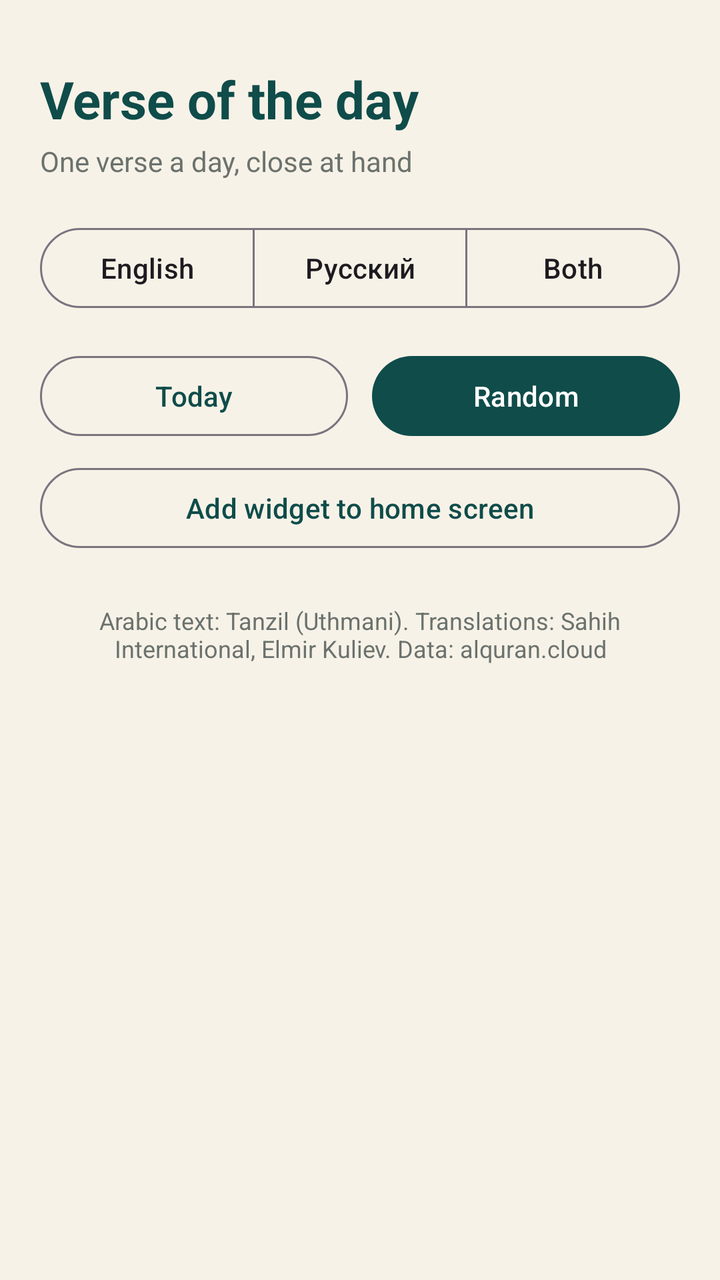
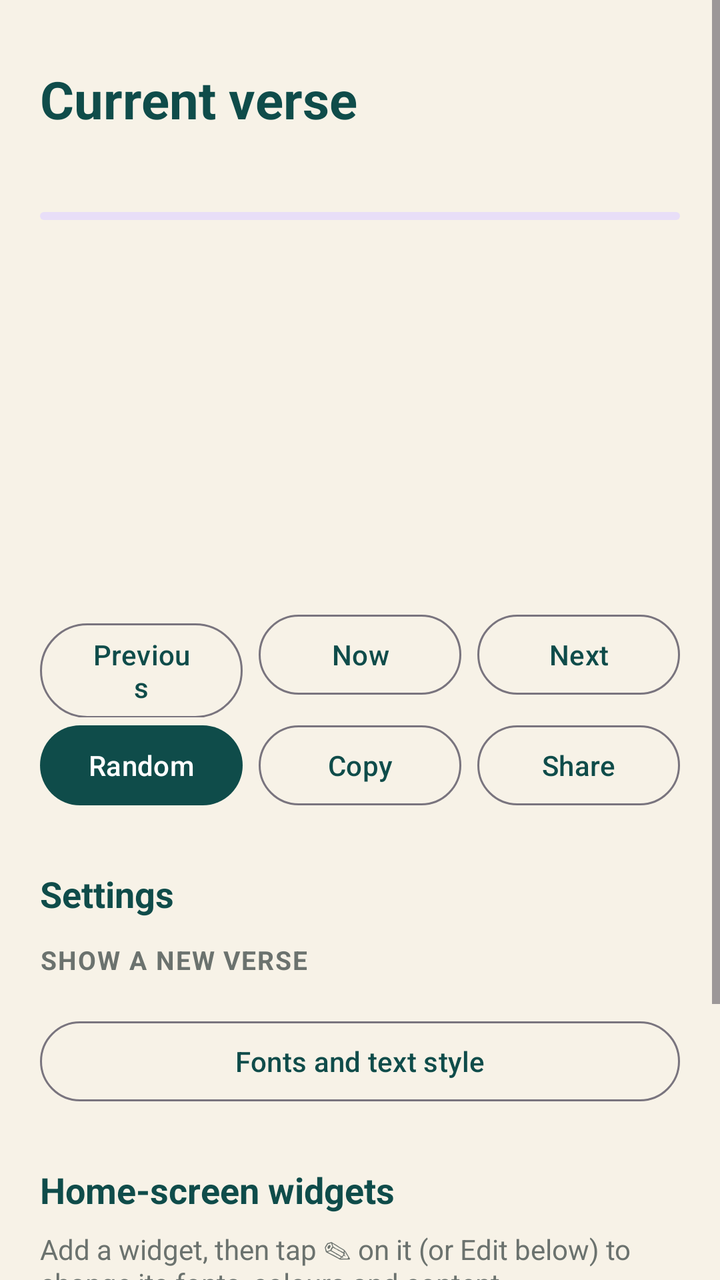

Compare the two renders of this Android layout. The source of the first and the diff that turns it into the second are given below.
<!-- AndroidManifest.xml: application theme Theme.DailyAyah -->
<!-- res/layout/activity_main.xml -->
<?xml version="1.0" encoding="utf-8"?>
<ScrollView xmlns:android="http://schemas.android.com/apk/res/android"
    xmlns:app="http://schemas.android.com/apk/res-auto"
    android:layout_width="match_parent"
    android:layout_height="match_parent"
    android:background="@color/bg"
    android:fillViewport="true">

    <LinearLayout
        android:layout_width="match_parent"
        android:layout_height="wrap_content"
        android:orientation="vertical"
        android:paddingHorizontal="20dp"
        android:paddingTop="32dp"
        android:paddingBottom="24dp">

        <TextView
            android:id="@+id/title"
            android:layout_width="wrap_content"
            android:layout_height="wrap_content"
            android:text="@string/verse_of_the_day"
            android:textColor="@color/primary"
            android:textSize="26sp"
            android:textStyle="bold" />

        <TextView
            android:layout_width="wrap_content"
            android:layout_height="wrap_content"
            android:layout_marginTop="4dp"
            android:text="@string/tagline"
            android:textColor="@color/text_muted"
            android:textSize="14sp" />

        <com.google.android.material.button.MaterialButtonToggleGroup
            android:id="@+id/modeGroup"
            android:layout_width="match_parent"
            android:layout_height="wrap_content"
            android:layout_marginTop="20dp"
            app:selectionRequired="true"
            app:singleSelection="true">

            <Button
                android:id="@+id/mode_en"
                style="?attr/materialButtonOutlinedStyle"
                android:layout_width="0dp"
                android:layout_height="wrap_content"
                android:layout_weight="1"
                android:text="@string/mode_english" />

            <Button
                android:id="@+id/mode_ru"
                style="?attr/materialButtonOutlinedStyle"
                android:layout_width="0dp"
                android:layout_height="wrap_content"
                android:layout_weight="1"
                android:text="@string/mode_russian" />

            <Button
                android:id="@+id/mode_both"
                style="?attr/materialButtonOutlinedStyle"
                android:layout_width="0dp"
                android:layout_height="wrap_content"
                android:layout_weight="1"
                android:text="@string/mode_both" />
        </com.google.android.material.button.MaterialButtonToggleGroup>

        <com.google.android.material.progressindicator.LinearProgressIndicator
            android:id="@+id/progress"
            android:layout_width="match_parent"
            android:layout_height="wrap_content"
            android:layout_marginTop="16dp"
            android:indeterminate="true"
            android:visibility="gone" />

        <LinearLayout
            android:id="@+id/errorBox"
            android:layout_width="match_parent"
            android:layout_height="wrap_content"
            android:layout_marginTop="16dp"
            android:gravity="center_horizontal"
            android:orientation="vertical"
            android:visibility="gone">

            <TextView
                android:layout_width="wrap_content"
                android:layout_height="wrap_content"
                android:gravity="center"
                android:text="@string/error_offline"
                android:textColor="@color/text" />

            <Button
                android:id="@+id/btnRetry"
                style="?attr/materialButtonOutlinedStyle"
                android:layout_width="wrap_content"
                android:layout_height="wrap_content"
                android:layout_marginTop="8dp"
                android:text="@string/retry" />
        </LinearLayout>

        <com.google.android.material.card.MaterialCardView
            android:id="@+id/card"
            android:layout_width="match_parent"
            android:layout_height="wrap_content"
            android:layout_marginTop="16dp"
            android:visibility="gone"
            app:cardBackgroundColor="@color/surface"
            app:cardCornerRadius="20dp"
            app:cardElevation="0dp"
            app:strokeColor="@color/accent"
            app:strokeWidth="1dp">

            <LinearLayout
                android:layout_width="match_parent"
                android:layout_height="wrap_content"
                android:orientation="vertical"
                android:padding="20dp">

                <TextView
                    android:id="@+id/surahArabic"
                    android:layout_width="match_parent"
                    android:layout_height="wrap_content"
                    android:gravity="center"
                    android:textColor="@color/accent"
                    android:textSize="18sp" />

                <TextView
                    android:id="@+id/arabic"
                    android:layout_width="match_parent"
                    android:layout_height="wrap_content"
                    android:layout_marginTop="16dp"
                    android:fontFamily="serif"
                    android:gravity="center"
                    android:lineSpacingMultiplier="1.5"
                    android:textColor="@color/text"
                    android:textDirection="rtl"
                    android:textIsSelectable="true"
                    android:textSize="26sp" />

                <View
                    android:layout_width="48dp"
                    android:layout_height="2dp"
                    android:layout_gravity="center_horizontal"
                    android:layout_marginVertical="16dp"
                    android:background="@color/accent" />

                <TextView
                    android:id="@+id/translation"
                    android:layout_width="match_parent"
                    android:layout_height="wrap_content"
                    android:lineSpacingMultiplier="1.3"
                    android:textColor="@color/text"
                    android:textIsSelectable="true"
                    android:textSize="17sp" />

                <TextView
                    android:id="@+id/reference"
                    android:layout_width="match_parent"
                    android:layout_height="wrap_content"
                    android:layout_marginTop="12dp"
                    android:gravity="end"
                    android:textColor="@color/text_muted"
                    android:textSize="14sp"
                    android:textStyle="italic" />

                <LinearLayout
                    android:layout_width="match_parent"
                    android:layout_height="wrap_content"
                    android:layout_marginTop="12dp"
                    android:gravity="end"
                    android:orientation="horizontal">

                    <Button
                        android:id="@+id/btnCopy"
                        style="?attr/borderlessButtonStyle"
                        android:layout_width="wrap_content"
                        android:layout_height="wrap_content"
                        android:text="@string/copy" />

                    <Button
                        android:id="@+id/btnShare"
                        style="?attr/borderlessButtonStyle"
                        android:layout_width="wrap_content"
                        android:layout_height="wrap_content"
                        android:text="@string/share" />
                </LinearLayout>
            </LinearLayout>
        </com.google.android.material.card.MaterialCardView>

        <LinearLayout
            android:layout_width="match_parent"
            android:layout_height="wrap_content"
            android:layout_marginTop="16dp"
            android:orientation="horizontal">

            <Button
                android:id="@+id/btnToday"
                style="?attr/materialButtonOutlinedStyle"
                android:layout_width="0dp"
                android:layout_height="wrap_content"
                android:layout_marginEnd="6dp"
                android:layout_weight="1"
                android:text="@string/today" />

            <Button
                android:id="@+id/btnRandom"
                android:layout_width="0dp"
                android:layout_height="wrap_content"
                android:layout_marginStart="6dp"
                android:layout_weight="1"
                android:text="@string/random" />
        </LinearLayout>

        <Button
            android:id="@+id/btnAddWidget"
            style="?attr/materialButtonOutlinedStyle"
            android:layout_width="match_parent"
            android:layout_height="wrap_content"
            android:layout_marginTop="8dp"
            android:text="@string/add_widget" />

        <TextView
            android:layout_width="match_parent"
            android:layout_height="wrap_content"
            android:layout_marginTop="24dp"
            android:gravity="center"
            android:text="@string/attribution"
            android:textColor="@color/text_muted"
            android:textSize="12sp" />
    </LinearLayout>
</ScrollView>
<!-- resources referenced by this layout -->
<resources>
  <color name="accent">#B8892B</color>
  <color name="bg">#F7F2E7</color>
  <color name="primary">#0F4C4A</color>
  <color name="surface">#FFFDF8</color>
  <color name="text">#1E2A28</color>
  <color name="text_muted">#6B726E</color>
  <string name="add_widget">Add widget to home screen</string>
  <string name="attribution">Arabic text: Tanzil (Uthmani). Translations: Sahih International, Elmir Kuliev. Data: alquran.cloud</string>
  <string name="copy">Copy</string>
  <string name="error_offline">Could not load the verse. Check your internet connection.</string>
  <string name="mode_both">Both</string>
  <string name="mode_english">English</string>
  <string name="mode_russian">Русский</string>
  <string name="random">Random</string>
  <string name="retry">Try again</string>
  <string name="share">Share</string>
  <string name="tagline">One verse a day, close at hand</string>
  <string name="today">Today</string>
  <string name="verse_of_the_day">Verse of the day</string>
  <style name="Theme.DailyAyah" parent="Theme.Material3.DayNight.NoActionBar">
          <item name="colorPrimary">@color/primary</item>
          <item name="colorSecondary">@color/accent</item>
          <item name="android:colorBackground">@color/bg</item>
          <item name="android:statusBarColor">@color/bg</item>
          <item name="android:navigationBarColor">@color/bg</item>
      </style>
</resources>

<!-- the commit's change to res/layout/activity_main.xml (unified diff, before → after) -->
@@ -18,210 +18,193 @@
             android:id="@+id/title"
             android:layout_width="wrap_content"
             android:layout_height="wrap_content"
-            android:text="@string/verse_of_the_day"
+            android:text="@string/verse_now"
             android:textColor="@color/primary"
             android:textSize="26sp"
             android:textStyle="bold" />
 
         <TextView
+            android:id="@+id/subtitle"
             android:layout_width="wrap_content"
             android:layout_height="wrap_content"
             android:layout_marginTop="4dp"
-            android:text="@string/tagline"
             android:textColor="@color/text_muted"
             android:textSize="14sp" />
-
-        <com.google.android.material.button.MaterialButtonToggleGroup
-            android:id="@+id/modeGroup"
-            android:layout_width="match_parent"
-            android:layout_height="wrap_content"
-            android:layout_marginTop="20dp"
-            app:selectionRequired="true"
-            app:singleSelection="true">
-
-            <Button
-                android:id="@+id/mode_en"
-                style="?attr/materialButtonOutlinedStyle"
-                android:layout_width="0dp"
-                android:layout_height="wrap_content"
-                android:layout_weight="1"
-                android:text="@string/mode_english" />
-
-            <Button
-                android:id="@+id/mode_ru"
-                style="?attr/materialButtonOutlinedStyle"
-                android:layout_width="0dp"
-                android:layout_height="wrap_content"
-                android:layout_weight="1"
-                android:text="@string/mode_russian" />
-
-            <Button
-                android:id="@+id/mode_both"
-                style="?attr/materialButtonOutlinedStyle"
-                android:layout_width="0dp"
-                android:layout_height="wrap_content"
-                android:layout_weight="1"
-                android:text="@string/mode_both" />
-        </com.google.android.material.button.MaterialButtonToggleGroup>
 
         <com.google.android.material.progressindicator.LinearProgressIndicator
             android:id="@+id/progress"
             android:layout_width="match_parent"
             android:layout_height="wrap_content"
             android:layout_marginTop="16dp"
-            android:indeterminate="true"
-            android:visibility="gone" />
-
-        <LinearLayout
-            android:id="@+id/errorBox"
+            android:indeterminate="true" />
+
+        
+        <LinearLayout
+            android:id="@+id/card"
             android:layout_width="match_parent"
             android:layout_height="wrap_content"
             android:layout_marginTop="16dp"
-            android:gravity="center_horizontal"
             android:orientation="vertical"
-            android:visibility="gone">
-
-            <TextView
-                android:layout_width="wrap_content"
+            android:padding="22dp"
+            android:visibility="invisible">
+
+            <TextView
+                android:id="@+id/surahName"
+                android:layout_width="match_parent"
                 android:layout_height="wrap_content"
                 android:gravity="center"
-                android:text="@string/error_offline"
-                android:textColor="@color/text" />
-
-            <Button
-                android:id="@+id/btnRetry"
-                style="?attr/materialButtonOutlinedStyle"
-                android:layout_width="wrap_content"
-                android:layout_height="wrap_content"
-                android:layout_marginTop="8dp"
-                android:text="@string/retry" />
+                android:textSize="18sp" />
+
+            <TextView
+                android:id="@+id/arabic"
+                android:layout_width="match_parent"
+                android:layout_height="wrap_content"
+                android:layout_marginTop="14dp"
+                android:lineSpacingMultiplier="1.45"
+                android:textDirection="rtl"
+                android:textIsSelectable="true" />
+
+            <TextView
+                android:id="@+id/translation"
+                android:layout_width="match_parent"
+                android:layout_height="wrap_content"
+                android:layout_marginTop="14dp"
+                android:lineSpacingMultiplier="1.25"
+                android:textIsSelectable="true" />
+
+            <TextView
+                android:id="@+id/reference"
+                android:layout_width="match_parent"
+                android:layout_height="wrap_content"
+                android:layout_marginTop="12dp"
+                android:gravity="end"
+                android:textSize="14sp"
+                android:textStyle="italic" />
         </LinearLayout>
 
-        <com.google.android.material.card.MaterialCardView
-            android:id="@+id/card"
-            android:layout_width="match_parent"
-            android:layout_height="wrap_content"
-            android:layout_marginTop="16dp"
-            android:visibility="gone"
-            app:cardBackgroundColor="@color/surface"
-            app:cardCornerRadius="20dp"
-            app:cardElevation="0dp"
-            app:strokeColor="@color/accent"
-            app:strokeWidth="1dp">
-
-            <LinearLayout
-                android:layout_width="match_parent"
-                android:layout_height="wrap_content"
-                android:orientation="vertical"
-                android:padding="20dp">
-
-                <TextView
-                    android:id="@+id/surahArabic"
-                    android:layout_width="match_parent"
-                    android:layout_height="wrap_content"
-                    android:gravity="center"
-                    android:textColor="@color/accent"
-                    android:textSize="18sp" />
-
-                <TextView
-                    android:id="@+id/arabic"
-                    android:layout_width="match_parent"
-                    android:layout_height="wrap_content"
-                    android:layout_marginTop="16dp"
-                    android:fontFamily="serif"
-                    android:gravity="center"
-                    android:lineSpacingMultiplier="1.5"
-                    android:textColor="@color/text"
-                    android:textDirection="rtl"
-                    android:textIsSelectable="true"
-                    android:textSize="26sp" />
-
-                <View
-                    android:layout_width="48dp"
-                    android:layout_height="2dp"
-                    android:layout_gravity="center_horizontal"
-                    android:layout_marginVertical="16dp"
-                    android:background="@color/accent" />
-
-                <TextView
-                    android:id="@+id/translation"
-                    android:layout_width="match_parent"
-                    android:layout_height="wrap_content"
-                    android:lineSpacingMultiplier="1.3"
-                    android:textColor="@color/text"
-                    android:textIsSelectable="true"
-                    android:textSize="17sp" />
-
-                <TextView
-                    android:id="@+id/reference"
-                    android:layout_width="match_parent"
-                    android:layout_height="wrap_content"
-                    android:layout_marginTop="12dp"
-                    android:gravity="end"
-                    android:textColor="@color/text_muted"
-                    android:textSize="14sp"
-                    android:textStyle="italic" />
-
-                <LinearLayout
-                    android:layout_width="match_parent"
-                    android:layout_height="wrap_content"
-                    android:layout_marginTop="12dp"
-                    android:gravity="end"
-                    android:orientation="horizontal">
-
-                    <Button
-                        android:id="@+id/btnCopy"
-                        style="?attr/borderlessButtonStyle"
-                        android:layout_width="wrap_content"
-                        android:layout_height="wrap_content"
-                        android:text="@string/copy" />
-
-                    <Button
-                        android:id="@+id/btnShare"
-                        style="?attr/borderlessButtonStyle"
-                        android:layout_width="wrap_content"
-                        android:layout_height="wrap_content"
-                        android:text="@string/share" />
-                </LinearLayout>
-            </LinearLayout>
-        </com.google.android.material.card.MaterialCardView>
-
-        <LinearLayout
-            android:layout_width="match_parent"
-            android:layout_height="wrap_content"
-            android:layout_marginTop="16dp"
+        <LinearLayout
+            android:layout_width="match_parent"
+            android:layout_height="wrap_content"
+            android:layout_marginTop="12dp"
             android:orientation="horizontal">
 
             <Button
-                android:id="@+id/btnToday"
-                style="?attr/materialButtonOutlinedStyle"
-                android:layout_width="0dp"
-                android:layout_height="wrap_content"
-                android:layout_marginEnd="6dp"
-                android:layout_weight="1"
-                android:text="@string/today" />
+                android:id="@+id/btnPrev"
+                style="?attr/materialButtonOutlinedStyle"
+                android:layout_width="0dp"
+                android:layout_height="wrap_content"
+                android:layout_marginEnd="4dp"
+                android:layout_weight="1"
+                android:text="@string/prev" />
+
+            <Button
+                android:id="@+id/btnNow"
+                style="?attr/materialButtonOutlinedStyle"
+                android:layout_width="0dp"
+                android:layout_height="wrap_content"
+                android:layout_marginHorizontal="4dp"
+                android:layout_weight="1"
+                android:text="@string/now" />
+
+            <Button
+                android:id="@+id/btnNext"
+                style="?attr/materialButtonOutlinedStyle"
+                android:layout_width="0dp"
+                android:layout_height="wrap_content"
+                android:layout_marginStart="4dp"
+                android:layout_weight="1"
+                android:text="@string/next" />
+        </LinearLayout>
+
+        <LinearLayout
+            android:layout_width="match_parent"
+            android:layout_height="wrap_content"
+            android:orientation="horizontal">
 
             <Button
                 android:id="@+id/btnRandom"
                 android:layout_width="0dp"
                 android:layout_height="wrap_content"
-                android:layout_marginStart="6dp"
+                android:layout_marginEnd="4dp"
                 android:layout_weight="1"
                 android:text="@string/random" />
+
+            <Button
+                android:id="@+id/btnCopy"
+                style="?attr/materialButtonOutlinedStyle"
+                android:layout_width="0dp"
+                android:layout_height="wrap_content"
+                android:layout_marginHorizontal="4dp"
+                android:layout_weight="1"
+                android:text="@string/copy" />
+
+            <Button
+                android:id="@+id/btnShare"
+                style="?attr/materialButtonOutlinedStyle"
+                android:layout_width="0dp"
+                android:layout_height="wrap_content"
+                android:layout_marginStart="4dp"
+                android:layout_weight="1"
+                android:text="@string/share" />
         </LinearLayout>
 
+        
+        <TextView style="@style/SectionTitle" android:text="@string/section_settings" />
+
+        <TextView style="@style/EditorLabel" android:layout_marginTop="4dp" android:text="@string/renew_label" />
+
+        <com.google.android.material.chip.ChipGroup
+            android:id="@+id/intervalGroup"
+            android:layout_width="match_parent"
+            android:layout_height="wrap_content"
+            app:selectionRequired="true"
+            app:singleSelection="true" />
+
         <Button
-            android:id="@+id/btnAddWidget"
+            android:id="@+id/btnTextStyle"
             style="?attr/materialButtonOutlinedStyle"
             android:layout_width="match_parent"
             android:layout_height="wrap_content"
+            android:layout_marginTop="12dp"
+            android:text="@string/text_style" />
+
+        
+        <TextView style="@style/SectionTitle" android:text="@string/section_widgets" />
+
+        <TextView
+            android:layout_width="match_parent"
+            android:layout_height="wrap_content"
+            android:text="@string/widgets_hint"
+            android:textColor="@color/text_muted"
+            android:textSize="14sp" />
+
+        <LinearLayout
+            android:id="@+id/kindsContainer"
+            android:layout_width="match_parent"
+            android:layout_height="wrap_content"
             android:layout_marginTop="8dp"
-            android:text="@string/add_widget" />
-
-        <TextView
-            android:layout_width="match_parent"
-            android:layout_height="wrap_content"
-            android:layout_marginTop="24dp"
+            android:orientation="vertical" />
+
+        <TextView style="@style/EditorLabel" android:text="@string/your_widgets" />
+
+        <TextView
+            android:id="@+id/noWidgets"
+            android:layout_width="match_parent"
+            android:layout_height="wrap_content"
+            android:text="@string/no_widgets"
+            android:textColor="@color/text_muted"
+            android:textSize="14sp" />
+
+        <LinearLayout
+            android:id="@+id/placedContainer"
+            android:layout_width="match_parent"
+            android:layout_height="wrap_content"
+            android:orientation="vertical" />
+
+        <TextView
+            android:layout_width="match_parent"
+            android:layout_height="wrap_content"
+            android:layout_marginTop="28dp"
             android:gravity="center"
             android:text="@string/attribution"
             android:textColor="@color/text_muted"
<!-- resource entries referenced after the edit -->
@@ -3,22 +3,42 @@
   <color name="accent">#B8892B</color>
   <color name="bg">#F7F2E7</color>
   <color name="primary">#0F4C4A</color>
-  <color name="surface">#FFFDF8</color>
-  <color name="text">#1E2A28</color>
   <color name="text_muted">#6B726E</color>
-  <string name="add_widget">Add widget to home screen</string>
-  <string name="attribution">Arabic text: Tanzil (Uthmani). Translations: Sahih International, Elmir Kuliev. Data: alquran.cloud</string>
+  <string name="attribution">Arabic text: Tanzil (Uthmani). Translations: Sahih International, Elmir Kuliev. Data: alquran.cloud. Arabic fonts: Google Fonts (SIL Open Font License).</string>
   <string name="copy">Copy</string>
-  <string name="error_offline">Could not load the verse. Check your internet connection.</string>
-  <string name="mode_both">Both</string>
-  <string name="mode_english">English</string>
-  <string name="mode_russian">Русский</string>
+  <string name="next">Next</string>
+  <string name="no_widgets">No widgets on your home screen yet.</string>
+  <string name="now">Now</string>
+  <string name="prev">Previous</string>
   <string name="random">Random</string>
-  <string name="retry">Try again</string>
+  <string name="renew_label">Show a new verse</string>
+  <string name="section_settings">Settings</string>
+  <string name="section_widgets">Home-screen widgets</string>
   <string name="share">Share</string>
-  <string name="tagline">One verse a day, close at hand</string>
-  <string name="today">Today</string>
-  <string name="verse_of_the_day">Verse of the day</string>
+  <string name="text_style">Fonts and text style</string>
+  <string name="verse_now">Current verse</string>
+  <string name="widgets_hint">Add a widget, then tap ✎ on it (or Edit below) to change its fonts, colours and content.</string>
+  <string name="your_widgets">Your widgets</string>
+  <style name="EditorLabel">
+          <item name="android:layout_width">match_parent</item>
+          <item name="android:layout_height">wrap_content</item>
+          <item name="android:layout_marginTop">18dp</item>
+          <item name="android:layout_marginBottom">6dp</item>
+          <item name="android:textColor">@color/text_muted</item>
+          <item name="android:textSize">13sp</item>
+          <item name="android:textStyle">bold</item>
+          <item name="android:textAllCaps">true</item>
+          <item name="android:letterSpacing">0.05</item>
+      </style>
+  <style name="SectionTitle">
+          <item name="android:layout_width">match_parent</item>
+          <item name="android:layout_height">wrap_content</item>
+          <item name="android:layout_marginTop">28dp</item>
+          <item name="android:layout_marginBottom">8dp</item>
+          <item name="android:textColor">@color/primary</item>
+          <item name="android:textSize">18sp</item>
+          <item name="android:textStyle">bold</item>
+      </style>
   <style name="Theme.DailyAyah" parent="Theme.Material3.DayNight.NoActionBar">
           <item name="colorPrimary">@color/primary</item>
           <item name="colorSecondary">@color/accent</item>
